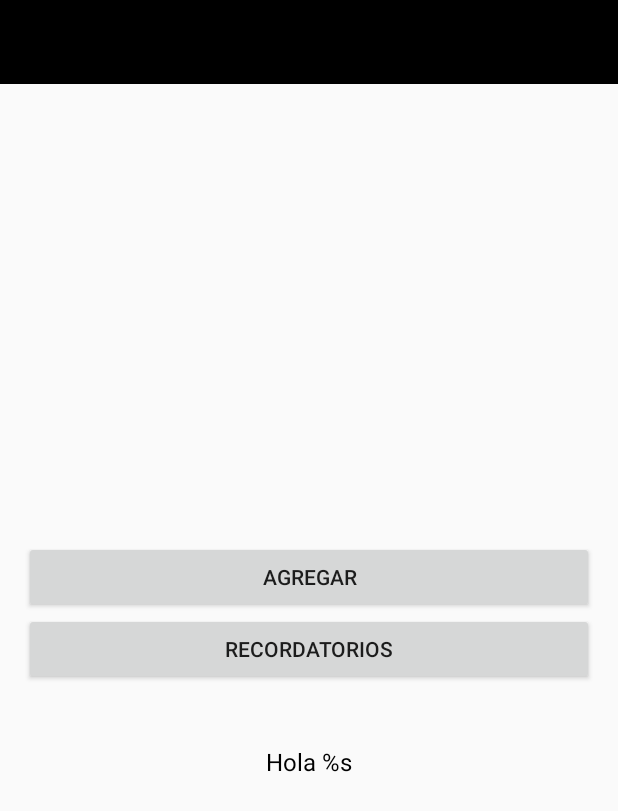
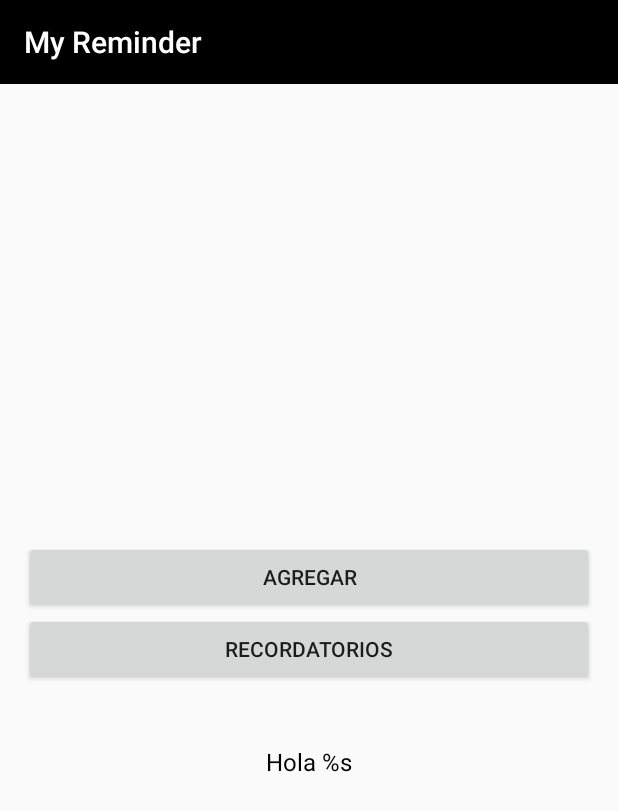
Before and after one commit to Balthair94/MyReminder, an Android app: the screen it shows after launch (MainActivity), on a phone screen of 412 x 824 dp. Shown: the top 811 px of the screen. Run offline under Robolectric (Android 15) with nearby library versions, the phone set to English and light mode, and no system bars.

Commit message:
Add binding with UI elements in mainactivity

```diff
--- a/app/src/main/java/com/baltazar/myreminder/MainActivity.kt
+++ b/app/src/main/java/com/baltazar/myreminder/MainActivity.kt
@@ -1,12 +1,35 @@
 package com.baltazar.myreminder
 
+import android.graphics.Color
 import androidx.appcompat.app.AppCompatActivity
 import android.os.Bundle
+import android.widget.Button
+import android.widget.TextView
+import androidx.appcompat.widget.Toolbar
 
 class MainActivity : AppCompatActivity() {
+
+    private var mButtonAddRemainder: Button? = null
+    private var mButtonOpenRemainders: Button? = null
+    private var mTextGreetings: TextView? = null
+    private var mToolbar: Toolbar? = null
 
     override fun onCreate(savedInstanceState: Bundle?) {
         super.onCreate(savedInstanceState)
         setContentView(R.layout.activity_main)
+        setupWidget()
+    }
+
+    private fun setupWidget() {
+        mButtonAddRemainder = findViewById(R.id.button_add_remainder)
+        mButtonOpenRemainders = findViewById(R.id.button_open_remainders)
+        mTextGreetings = findViewById(R.id.text_greetings)
+        mToolbar = findViewById(R.id.toolbar)
+
+        mToolbar?.let {
+            it.setTitleTextColor(Color.WHITE)
+            setSupportActionBar(it)
+            supportActionBar?.setTitle(resources.getString(R.string.app_name))
+        }
     }
 }
```
